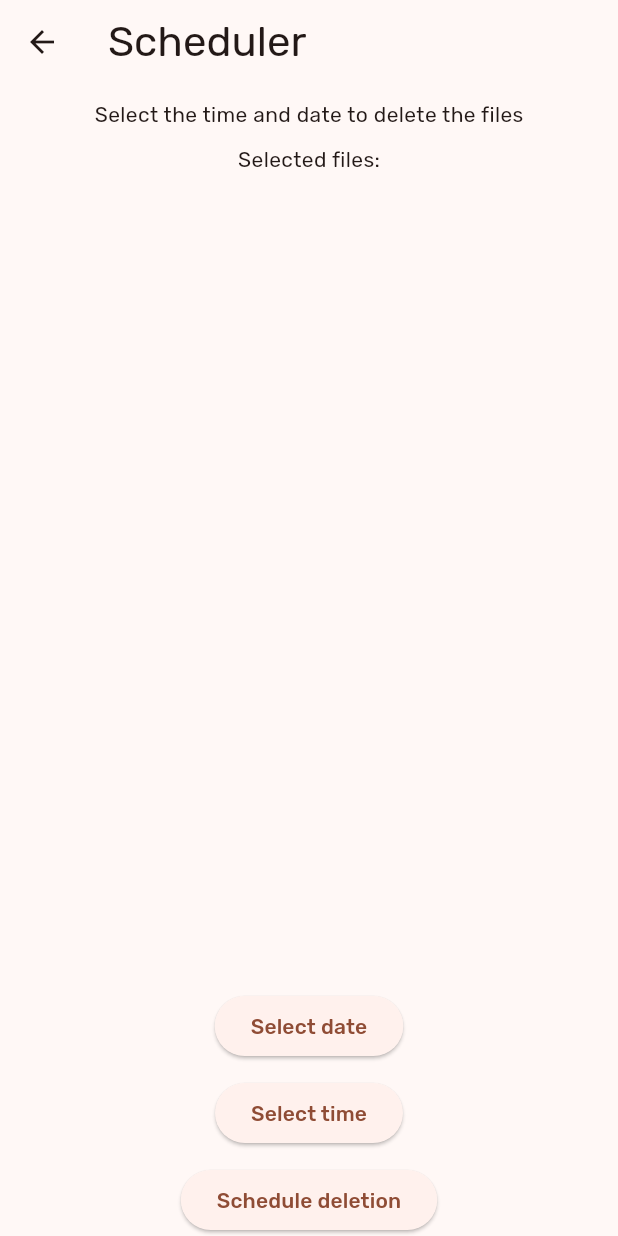
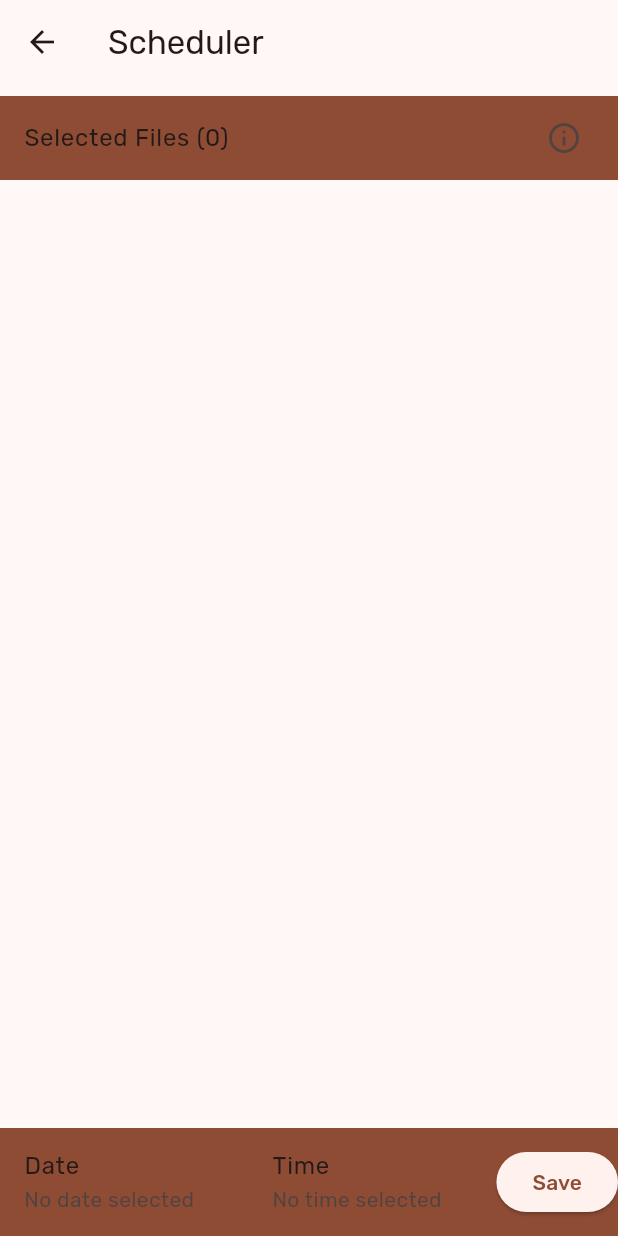
Before and after one commit to AbhiCrackerOfficial/TimeToDelete, a Flutter app: the Scheduler screen opened directly with empty values, on a phone screen of 412 x 824 dp. Run offline on Flutter 3.47's test engine with Material 3 defaults, Android fonts, the phone set to English and light mode, and no system bars; our stand-ins replace device_info_plus, flutter_riverpod, google_fonts, permission_handler, sqflite; accounts and stored records are empty.

Commit message:
Implemented Scheduler Design and Fixed Minor Things

```diff
--- a/src/timetodelete/lib/pages/home.dart
+++ b/src/timetodelete/lib/pages/home.dart
@@ -91,13 +91,15 @@ class _HomeState extends State<Home> {
 
                   if (selectedFiles != null) {
                     showModalBottomSheet(
+                      context: context,
                       enableDrag: true,
                       // isScrollControlled: true,
-
-                      context: context,
+                      isDismissible: false,
                       builder: (BuildContext context) {
                         return Scheduler(selectedFiles: selectedFiles);
                       },
+                      useRootNavigator: true,
+
                     );
 
                     // List<String> files =
--- a/src/timetodelete/lib/pages/scheduler.dart
+++ b/src/timetodelete/lib/pages/scheduler.dart
@@ -5,10 +5,9 @@ import 'package:timetodelete/provider/databaseProvider.dart';
 import 'package:timetodelete/utils/helper/db.dart';
 
 class Scheduler extends ConsumerStatefulWidget {
+  final Iterable<FileSystemMiniItem> selectedFiles;
 
-  Iterable<FileSystemMiniItem> selectedFiles = [];
-
-  Scheduler({Key? key, required Iterable<FileSystemMiniItem> selectedFiles}) : super(key: key);
+  Scheduler({Key? key, required this.selectedFiles}) : super(key: key);
 
   @override
   ConsumerState<Scheduler> createState() => _SchedulerState();
@@ -16,6 +15,9 @@ class Scheduler extends ConsumerStatefulWidget {
 
 class _SchedulerState extends ConsumerState<Scheduler> {
   late DBHelper _db;
+  DateTime? dateTime;
+  bool isListShown = false;
+  Icon icon = const Icon(Icons.info_outline);
 
   @override
   void initState() {
@@ -26,61 +28,127 @@ class _SchedulerState extends ConsumerState<Scheduler> {
   @override
   Widget build(BuildContext context) {
     return Scaffold(
-      appBar: AppBar(
-        title: const Text('Scheduler', style: TextStyle(fontSize: 28.0)),
+      appBar: AppBar(title: const Text('Scheduler')),
+      body: Column(
+        children: [
+          Expanded(child: _buildFileList()),
+          _buildDateTimePickerRow(context),
+        ],
       ),
-      body: Column(
-        children: <Widget>[
-          const SizedBox(
-            height: 10,
+    );
+  }
+
+  Widget _buildFileList() {
+    return Column(
+      crossAxisAlignment: CrossAxisAlignment.start,
+      children: [
+        Padding(
+          padding: const EdgeInsets.only(left: 0.0, top: 8.0, bottom: 8.0),
+          child: Container(
+            color: Theme.of(context).primaryColor,
+            child: ListTile(
+              title: Text('Selected Files (${widget.selectedFiles.length})'),
+              trailing: icon,
+              onTap: () => _toggleSelectedFilesList(),
             ),
-          const Text('Select the time and date to delete the files'),
-          const SizedBox(
-            height: 10,
           ),
-          const Text('Selected files:'),
-          const SizedBox(
-            height: 10,
         ),
         Expanded(
           child: ListView.builder(
+            padding: const EdgeInsets.symmetric(vertical: 0.0),
             itemCount: widget.selectedFiles.length,
-              itemBuilder: (context, index) {
+            itemBuilder: (BuildContext context, int index) {
+              final file = widget.selectedFiles.elementAt(index);
               return ListTile(
-                  title: Text(widget.selectedFiles.elementAt(index).name),
+                // change the tile color to apps primary color
+                tileColor: Theme.of(context).hoverColor,
+                title: Text(file.name),
+                subtitle: isListShown ? Text(file.absolutePath) : null,
               );
             },
           ),
         ),
-          const SizedBox(
-            height: 10,
-          ),
-          ElevatedButton(
-            onPressed: () {
-              // show date picker
+      ],
+    );
+  }
+
+  Widget _buildDatePicker(BuildContext context) {
+    return ListTile(
+      title: const Text('Date'),
+      subtitle: Text(dateTime?.toIso8601String().substring(0, 10) ?? 'No date selected'),
+      onTap: () async {
+        final date = await showDatePicker(
+          context: context,
+          initialDate: dateTime ?? DateTime.now(),
+          firstDate: DateTime.now(),
+          lastDate: DateTime.now().add(const Duration(days: 365)),
+        );
+        if (date != null) {
+          setState(() {
+            dateTime = DateTime(
+              date.year,
+              date.month,
+              date.day,
+              dateTime?.hour ?? 0,
+              dateTime?.minute ?? 0,
+            );
+          });
+        }
       },
-            child: const Text('Select date'),
-          ),
-          const SizedBox(
-            height: 10,
-          ),
-          ElevatedButton(
-            onPressed: () {
-              // show time picker
+    );
+  }
+
+  Widget _buildTimePicker(BuildContext context) {
+    return ListTile(
+      title: const Text('Time'),
+      subtitle: Text(dateTime?.toIso8601String().substring(11, 16) ?? 'No time selected'),
+      onTap: () async {
+        final time = await showTimePicker(
+          context: context,
+          initialTime: TimeOfDay.fromDateTime(dateTime ?? DateTime.now()),
+        );
+        if (time != null) {
+          setState(() {
+            dateTime = DateTime(
+              dateTime?.year ?? DateTime.now().year,
+              dateTime?.month ?? DateTime.now().month,
+              dateTime?.day ?? DateTime.now().day,
+              time.hour,
+              time.minute,
+            );
+          });
+        }
       },
-            child: const Text('Select time'),
-          ),
-          const SizedBox(
-            height: 10,
-          ),
-          ElevatedButton(
-            onPressed: () {
-              // schedule the deletion
-            },
-            child: const Text('Schedule deletion'),
-          ),
+    );
+  }
+
+  Widget _buildDateTimePickerRow(BuildContext context) {
+    return Container(
+      color: Theme.of(context).primaryColor,
+      child: Row(
+        children: [
+          Expanded(child: _buildDatePicker(context)),
+          Expanded(child: _buildTimePicker(context)),
+          ElevatedButton(onPressed: _saveScheduledDeletion, child: const Text('Save')),
         ],
       ),
     );
   }
+
+  void _saveScheduledDeletion() async {
+    if (dateTime != null) {
+      // Implement the actual deletion logic using your DBHelper
+      ScaffoldMessenger.of(context).showSnackBar(
+        const SnackBar(content: Text('Scheduled for deletion')),
+      );
+      Navigator.of(context).pop();
     }
+  }
+
+  void _toggleSelectedFilesList() {
+    setState(() {
+      icon = isListShown ? const Icon(Icons.info_outline) : const Icon(Icons.info);
+      isListShown = !isListShown;
+    });
+  }
+}
```
Also changed, not shown: src/timetodelete/pubspec.yaml (+3 -5 lines), src/timetodelete/pubspec.lock. Lines whose indentation alone changed are shown as unchanged.
